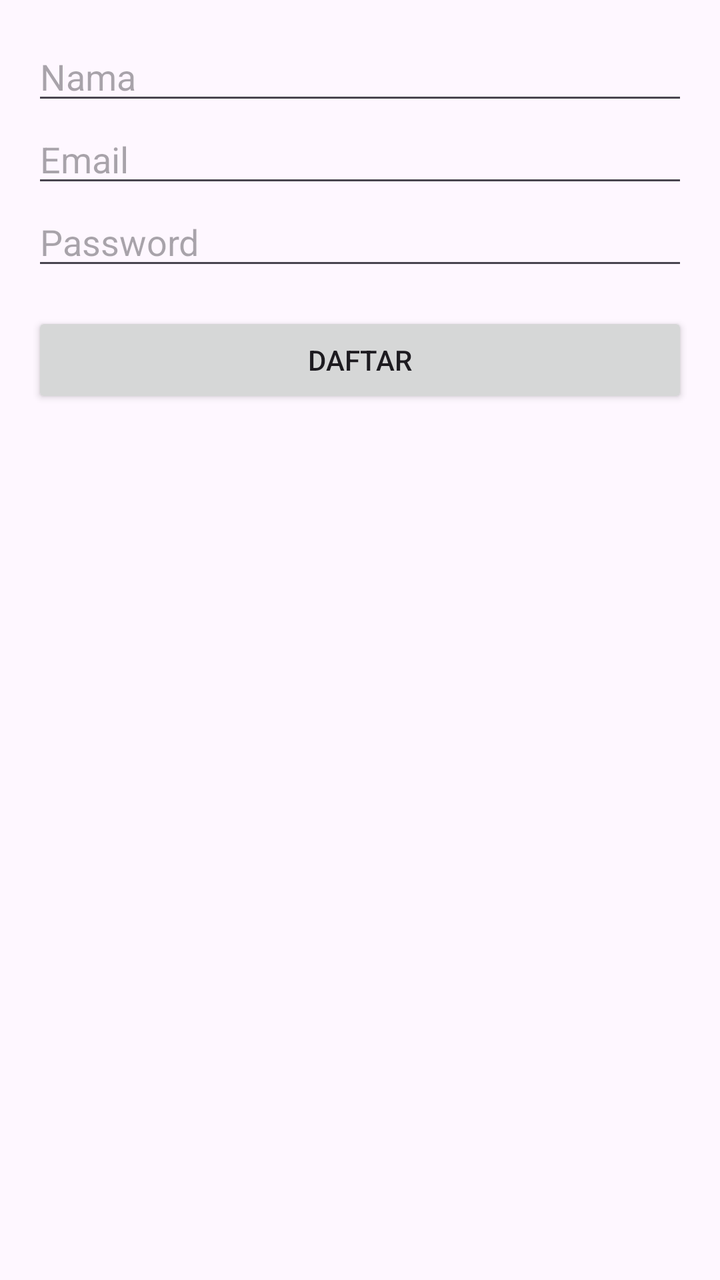
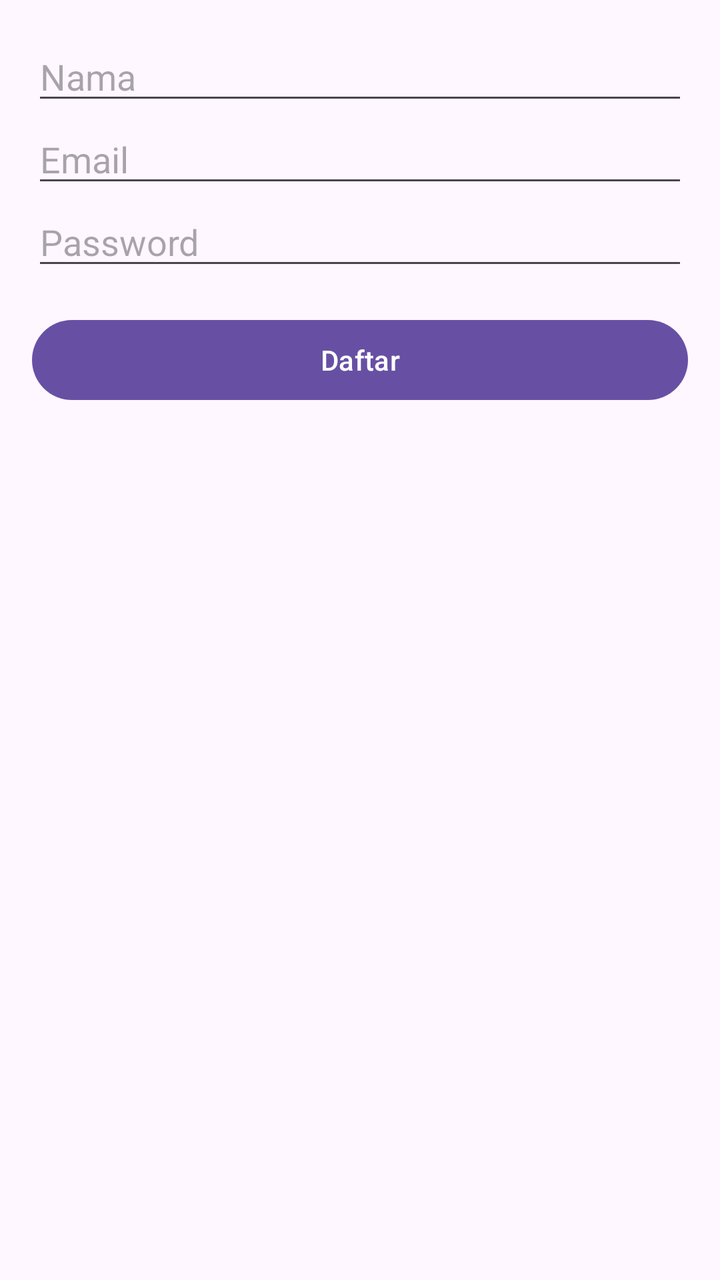

The first picture is an Android layout as it rendered before a commit; the second is the same layout after the commit. The layout source and the unified diff follow.
<!-- AndroidManifest.xml: application theme Theme.SIPAMAN -->
<!-- res/layout/activity_register.xml -->
<LinearLayout xmlns:android="http://schemas.android.com/apk/res/android"
    android:orientation="vertical"
    android:padding="16dp"
    android:layout_width="match_parent"
    android:layout_height="match_parent">

    <EditText
        android:id="@+id/etNama"
        android:layout_width="match_parent"
        android:layout_height="wrap_content"
        android:hint="Nama" />

    <EditText
        android:id="@+id/etEmail"
        android:layout_width="match_parent"
        android:layout_height="wrap_content"
        android:hint="Email" />

    <EditText
        android:id="@+id/etPassword"
        android:layout_width="match_parent"
        android:layout_height="wrap_content"
        android:hint="Password"
        android:inputType="textPassword" />

    <Button
        android:id="@+id/btnRegister"
        android:layout_width="match_parent"
        android:layout_height="wrap_content"
        android:text="Daftar"
        android:layout_marginTop="16dp"/>

</LinearLayout>
<!-- resources referenced by this layout -->
<resources>
  <style name="Theme.SIPAMAN" parent="Theme.Material3.DayNight.NoActionBar">
          <item name="android:statusBarColor">@android:color/transparent</item>
      </style>
</resources>

<!-- the commit's change to res/layout/activity_register.xml (unified diff, before → after) -->
@@ -23,11 +23,11 @@
         android:hint="Password"
         android:inputType="textPassword" />
 
-    <Button
+    <com.google.android.material.button.MaterialButton
         android:id="@+id/btnRegister"
         android:layout_width="match_parent"
         android:layout_height="wrap_content"
-        android:text="Daftar"
-        android:layout_marginTop="16dp"/>
+        android:layout_marginTop="16dp"
+        android:text="Daftar"/>
 
 </LinearLayout>
